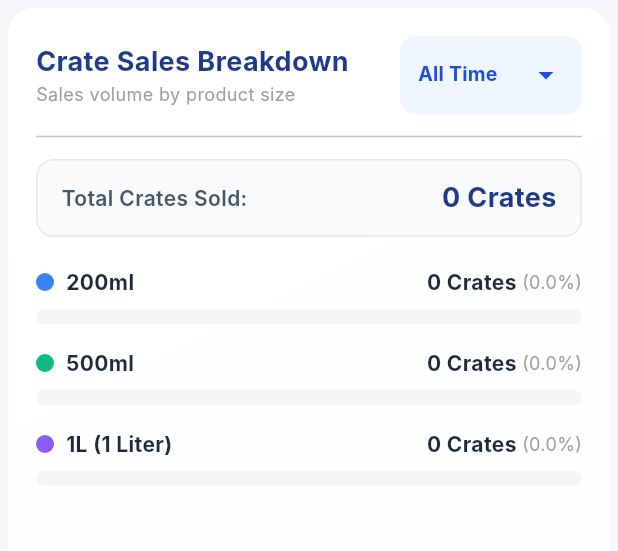
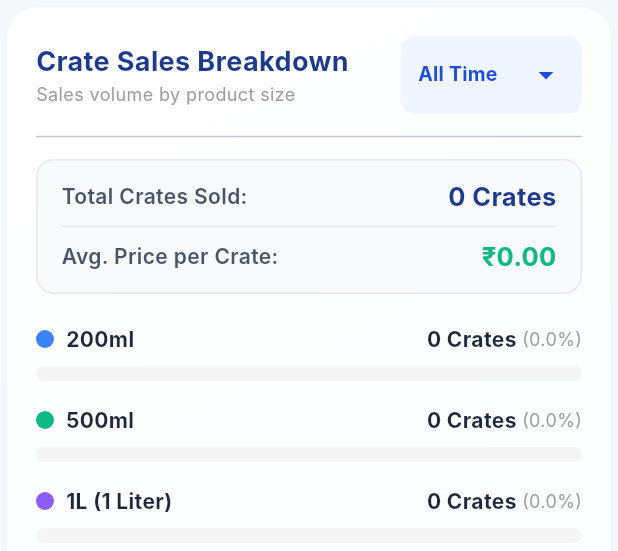
Before and after one commit to Pinkal6191/TruptApp, a Flutter app: the CrateSalesBreakdown widget shown alone on an empty page, opened directly with empty values, on a phone screen of 412 x 824 dp. Shown: the top 551 px of the screen. Run offline on Flutter 3.47's test engine with Material 3 defaults, Android fonts, the phone set to English and light mode, and no system bars; our stand-ins replace cloud_firestore, csv, equatable, firebase_auth, firebase_core, fl_chart and 5 more; missing offline and left inert: dart:html; accounts and stored records are empty; Roboto replaces fonts that are missing (Inter).

Commit message:
feat: display average price per crate on dashboard and add All/Pending order filters

```diff
--- a/lib/core/widgets/crate_sales_breakdown.dart
+++ b/lib/core/widgets/crate_sales_breakdown.dart
@@ -30,21 +30,30 @@ class _CrateSalesBreakdownState extends State<CrateSalesBreakdown> {
     int count200ml = 0;
     int count500ml = 0;
     int count1L = 0;
+    double totalCrateRevenue = 0.0;
 
     for (var order in filteredOrders) {
       for (var item in order.items) {
         final name = item.productName.toLowerCase();
+        bool matched = false;
         if (name.contains('200')) {
           count200ml += item.quantity;
+          matched = true;
         } else if (name.contains('500')) {
           count500ml += item.quantity;
+          matched = true;
         } else if (name.contains('1l') || name.contains('1 l') || name.contains('1ltr') || name.contains('1 ltr')) {
           count1L += item.quantity;
+          matched = true;
+        }
+        if (matched) {
+          totalCrateRevenue += item.pricePerCrate * item.quantity;
         }
       }
     }
 
     final totalCrates = count200ml + count500ml + count1L;
+    final avgCrateCost = totalCrates > 0 ? (totalCrateRevenue / totalCrates) : 0.0;
 
     // Helper to calculate percentages
     double pct200 = totalCrates > 0 ? (count200ml / totalCrates) : 0.0;
@@ -136,7 +145,7 @@ class _CrateSalesBreakdownState extends State<CrateSalesBreakdown> {
             ),
             const Divider(height: 30),
 
-            // Total Crate Sales Indicator
+            // Total Crate Sales & Average Cost Indicator
             Container(
               padding: const EdgeInsets.symmetric(vertical: 12, horizontal: 16),
               decoration: BoxDecoration(
@@ -144,7 +153,9 @@ class _CrateSalesBreakdownState extends State<CrateSalesBreakdown> {
                 borderRadius: BorderRadius.circular(12),
                 border: Border.all(color: const Color(0xFFE2E8F0)),
               ),
-              child: Row(
+              child: Column(
+                children: [
+                  Row(
                     mainAxisAlignment: MainAxisAlignment.spaceBetween,
                     children: [
                       const Text(
@@ -154,10 +165,30 @@ class _CrateSalesBreakdownState extends State<CrateSalesBreakdown> {
                       Text(
                         '$totalCrates Crates',
                         style: const TextStyle(
-                      fontSize: 18,
+                          fontSize: 17,
                           fontWeight: FontWeight.bold,
                           color: Color(0xFF1E3A8A),
                         ),
+                      ),
+                    ],
+                  ),
+                  const Divider(height: 16, thickness: 1, color: Color(0xFFE2E8F0)),
+                  Row(
+                    mainAxisAlignment: MainAxisAlignment.spaceBetween,
+                    children: [
+                      const Text(
+                        'Avg. Price per Crate:',
+                        style: TextStyle(fontWeight: FontWeight.w600, color: Color(0xFF475569)),
+                      ),
+                      Text(
+                        '₹${avgCrateCost.toStringAsFixed(2)}',
+                        style: const TextStyle(
+                          fontSize: 17,
+                          fontWeight: FontWeight.bold,
+                          color: Color(0xFF10B981),
+                        ),
+                      ),
+                    ],
                   ),
                 ],
               ),
```
Also changed, not shown: lib/features/orders/presentation/order_history_screen.dart (+73 -7 lines), 1 other file. Lines whose indentation alone changed are shown as unchanged.
